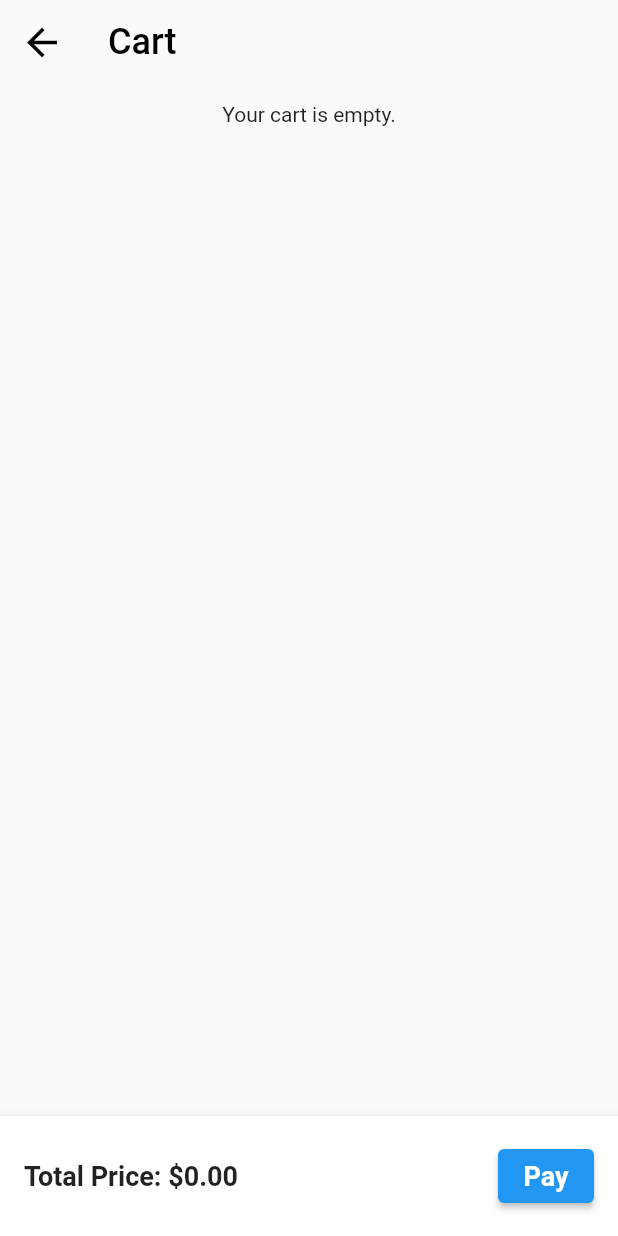
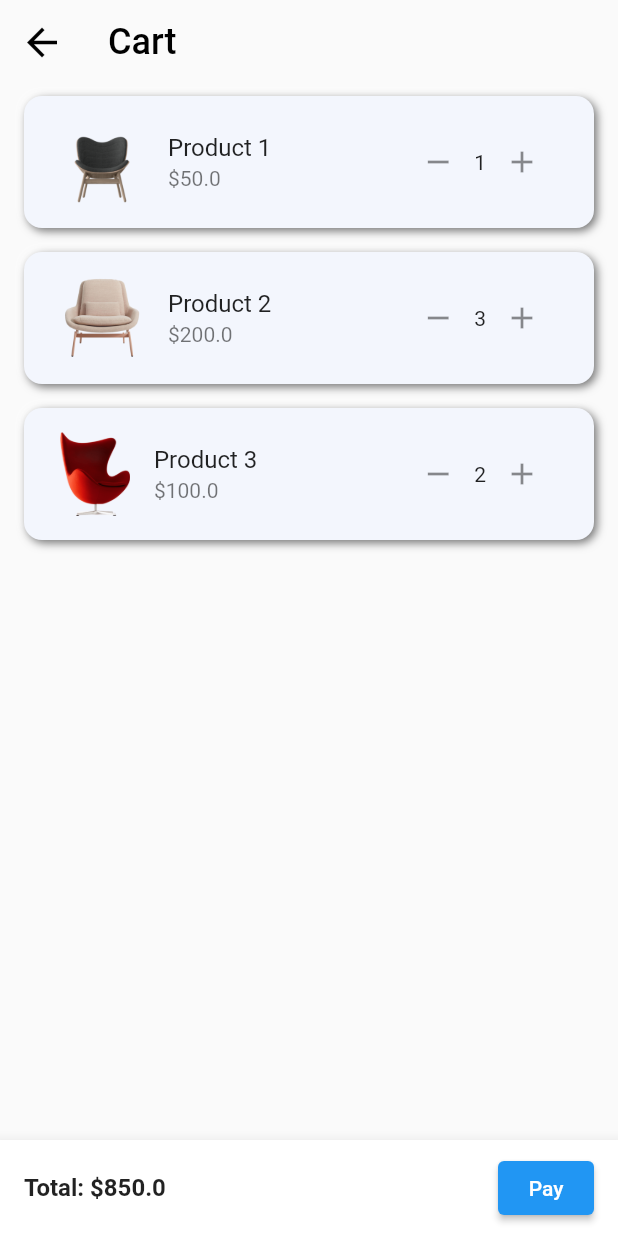
Before and after one commit to aakashsahh/E-commerce, a Flutter app: the screen it shows after launch, item 2 of the bottom bar chosen, on a phone screen of 412 x 824 dp. Run offline on Flutter 3.47's test engine with Material 2 defaults, Android fonts, the phone set to English and light mode, and no system bars; drawn by our look-alikes of flutter_neumorphic; our stand-ins replace badges, cloud_firestore, firebase_core; accounts and stored records are empty.

Commit message:
cart screen with its functionality

```diff
--- a/lib/screens/cart_screen.dart
+++ b/lib/screens/cart_screen.dart
@@ -1,7 +1,85 @@
-import 'package:flutter/material.dart';
+import 'package:flutter_neumorphic/flutter_neumorphic.dart';
 
-class CartPage extends StatelessWidget {
+class CartPage extends StatefulWidget {
   const CartPage({Key? key}) : super(key: key);
+
+  @override
+  _CartPageState createState() => _CartPageState();
+}
+
+class _CartPageState extends State<CartPage> {
+  List<CartItem> cartItems = [
+    CartItem(
+      id: 1,
+      name: 'Product 1',
+      price: 50,
+      quantity: 1,
+    ),
+    CartItem(
+      id: 2,
+      name: 'Product 2',
+      price: 200,
+      quantity: 3,
+    ),
+    CartItem(
+      id: 3,
+      name: 'Product 3',
+      price: 100,
+      quantity: 2,
+    ),
+  ];
+
+  void increaseQuantity(CartItem cartItem) {
+    setState(() {
+      cartItem.quantity++;
+    });
+  }
+
+  void decreaseQuantity(CartItem cartItem) {
+    setState(() {
+      if (cartItem.quantity > 1) {
+        cartItem.quantity--;
+      }
+    });
+  }
+
+  void removeItem(CartItem cartItem) {
+    setState(() {
+      cartItems.remove(cartItem);
+    });
+  }
+
+  double getTotalPrice() {
+    double total = 0;
+    for (var cartItem in cartItems) {
+      total += cartItem.price * cartItem.quantity;
+    }
+    return total;
+  }
+
+  void pay() {
+    // Logic for payment
+    showDialog(
+      context: context,
+      builder: (BuildContext context) {
+        return AlertDialog(
+          title: const Text('Payment Successful'),
+          content: const Text('Thank you for your purchase!'),
+          actions: [
+            TextButton(
+              onPressed: () {
+                Navigator.pop(context);
+                setState(() {
+                  cartItems.clear();
+                });
+              },
+              child: const Text('OK'),
+            ),
+          ],
+        );
+      },
+    );
+  }
 
   @override
   Widget build(BuildContext context) {
@@ -28,44 +106,59 @@ class CartPage extends StatelessWidget {
           },
         ),
       ),
-      body: const SingleChildScrollView(
-        child: Padding(
-          padding: EdgeInsets.all(12.0),
-          child: Center(
-            child: Text('Your cart is empty.'),
-          ),
-        ),
+      body: ListView.builder(
+        itemCount: cartItems.length,
+        itemBuilder: (context, index) {
+          final cartItem = cartItems[index];
+          return Padding(
+            padding: const EdgeInsets.symmetric(horizontal: 16, vertical: 8),
+            child: Neumorphic(
+              style: NeumorphicStyle(
+                shape: NeumorphicShape.flat,
+                boxShape: NeumorphicBoxShape.roundRect(BorderRadius.circular(12)),
+                color: const Color(0xFFF3F6FD),
+                intensity: 1,
+              ),
+              child: Padding(
+                padding: const EdgeInsets.all(8),
+                child: ListTile(
+                  leading: Image.asset("assets/images/Product ${index + 1}.png"),
+                  title: Text(cartItem.name),
+                  subtitle: Text('\$${cartItem.price}'),
+                  trailing: Row(
+                    mainAxisSize: MainAxisSize.min,
+                    children: [
+                      IconButton(
+                        onPressed: () => decreaseQuantity(cartItem),
+                        icon: const Icon(Icons.remove),
+                      ),
+                      Text('${cartItem.quantity}'),
+                      IconButton(
+                        onPressed: () => increaseQuantity(cartItem),
+                        icon: const Icon(Icons.add),
+                      ),
+                    ],
+                  ),
+                  onTap: () => removeItem(cartItem),
+                ),
+              ),
+            ),
+          );
+        },
       ),
       bottomNavigationBar: BottomAppBar(
         child: Container(
-          padding: const EdgeInsets.all(16),
-          height: 80,
-          decoration: const BoxDecoration(color: Colors.white, boxShadow: [
-            BoxShadow(
-              color: Colors.transparent,
-              blurRadius: 4,
-              spreadRadius: 2,
-            ),
-          ]),
+          padding: const EdgeInsets.symmetric(vertical: 8, horizontal: 16),
           child: Row(
             mainAxisAlignment: MainAxisAlignment.spaceBetween,
-            children: <Widget>[
-              const Text(
-                'Total Price: \$0.00',
-                style: TextStyle(
-                  fontSize: 18.0,
-                  fontWeight: FontWeight.bold,
-                ),
+            children: [
+              Text(
+                'Total: \$${getTotalPrice()}',
+                style: const TextStyle(fontSize: 16, fontWeight: FontWeight.bold),
               ),
               ElevatedButton(
-                onPressed: () {},
-                child: const Text(
-                  'Pay',
-                  style: TextStyle(
-                    fontSize: 18.0,
-                    fontWeight: FontWeight.bold,
-                  ),
-                ),
+                onPressed: cartItems.isEmpty ? null : pay,
+                child: const Text('Pay'),
               ),
             ],
           ),
@@ -74,3 +167,17 @@ class CartPage extends StatelessWidget {
     );
   }
 }
+
+class CartItem {
+  final int id;
+  final String name;
+  final double price;
+  int quantity;
+
+  CartItem({
+    required this.id,
+    required this.name,
+    required this.price,
+    required this.quantity,
+  });
+}
```
